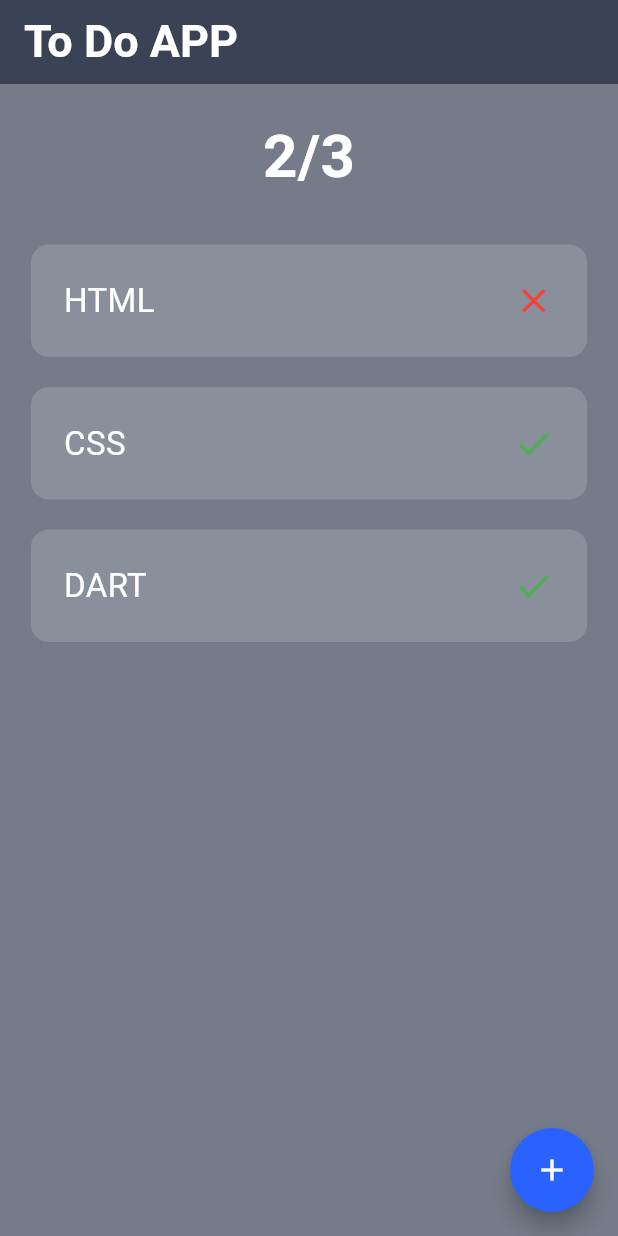
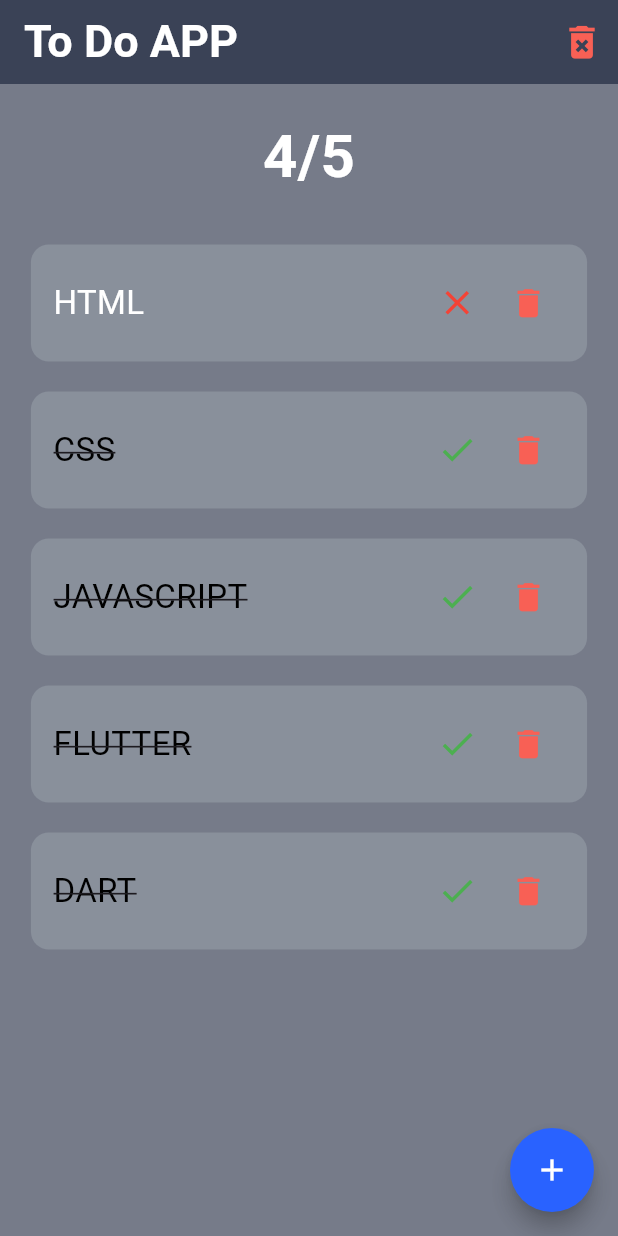
Before and after one commit to mounseff/to_do_app, a Flutter app: the screen it shows after launch, on a phone screen of 412 x 824 dp. Run offline on Flutter 3.47's test engine with Material 3 defaults, Android fonts, the phone set to English and light mode, and no system bars.

Commit message:
end updata

```diff
--- a/lib/main.dart
+++ b/lib/main.dart
@@ -35,10 +35,10 @@ class Task {
 List allTasks = [
   Task(title: "HTML", status: false),
   Task(title: "CSS", status: true),
+  Task(title: "JAVASCRIPT", status: true),
+  Task(title: "FLUTTER", status: true),
   Task(title: "DART", status: true),
 ];
-
-
 
 cont() {
   int contDone = 0;
@@ -60,11 +60,25 @@ class _TodoState extends State<Todo> {
         ttext = mycontroller.text;
       });
     }
- changeStatus(int i) {
- setState(() {
- allTasks[i].status = !allTasks[i].status;
- });
-}
+
+    changeStatus(int i) {
+      setState(() {
+        allTasks[i].status = !allTasks[i].status;
+      });
+    }
+
+
+    deleteTask(int i) {
+      setState(() {
+        allTasks.removeAt(i);
+      });
+    }
+    deleteTaskAll() {
+      setState(() {
+        allTasks.removeRange(0, allTasks.length);
+      });
+    }
+
     addnewtast() {
       allTasks.add(Task(title: ttext, status: false));
     }
@@ -134,6 +148,18 @@ class _TodoState extends State<Todo> {
       ),
       backgroundColor: Color.fromRGBO(58, 66, 86, 0.7),
       appBar: AppBar(
+        actions: [
+          IconButton(
+            onPressed: () {
+              deleteTaskAll();
+            },
+            icon: Icon(
+              size: 29,
+              Icons.delete_forever,
+              color: const Color.fromARGB(255, 248, 96, 85),
+            ),
+          ),
+        ],
         backgroundColor: Color.fromRGBO(58, 66, 86, 1),
         elevation: 0,
         title: Text(
@@ -160,6 +186,7 @@ class _TodoState extends State<Todo> {
                     varStatus: allTasks[index].status,
                     changeStatus: changeStatus,
                     i: index,
+                    deleteTask: deleteTask,
                   );
                 },
                 itemCount: allTasks.length,
--- a/lib/widgets/to-do-card.dart
+++ b/lib/widgets/to-do-card.dart
@@ -5,12 +5,14 @@ class card extends StatelessWidget {
   String varTiltle;
   bool varStatus;
   Function changeStatus;
+  Function deleteTask;
   int i;
   card({
     super.key,
     required this.varTiltle,
     required this.changeStatus,
     required this.varStatus,
+    required this.deleteTask,
     required this.i,
   });
   @override
@@ -23,7 +25,7 @@ class card extends StatelessWidget {
         widthFactor: 0.9,
         child: Container(
           margin: EdgeInsets.only(top: 20),
-          padding: EdgeInsets.all(22),
+          padding: EdgeInsets.all(15),
           decoration: BoxDecoration(
             color: Color.fromRGBO(209, 224, 224, 0.2),
             borderRadius: BorderRadius.circular(12),
@@ -33,12 +35,33 @@ class card extends StatelessWidget {
             children: [
               Text(
                 varTiltle,
-                style: TextStyle(color: Colors.white, fontSize: 22),
+                style: TextStyle(
+                  color: varStatus ? Colors.black : Colors.white,
+                  fontSize: 22,
+                  decoration: varStatus
+                      ? TextDecoration.lineThrough
+                      : TextDecoration.none,
+                ),
               ),
-              Icon(
-                varStatus ? Icons.check : Icons.close,
-                size: 27,
-                color: varStatus ? Colors.green : Colors.red,
+              Row(
+                children: [
+                  Icon(
+                    varStatus ? Icons.check : Icons.close,
+                    size: 27,
+                    color: varStatus ? Colors.green : Colors.red,
+                  ),
+                  SizedBox(width: 10),
+                  IconButton(
+                    onPressed: () {
+                      deleteTask(i);
+                    },
+                    icon: Icon(
+                      Icons.delete,
+                      color: const Color.fromARGB(255, 248, 96, 85),
+                      size: 25,
+                    ),
+                  ),
+                ],
               ),
             ],
           ),
```
